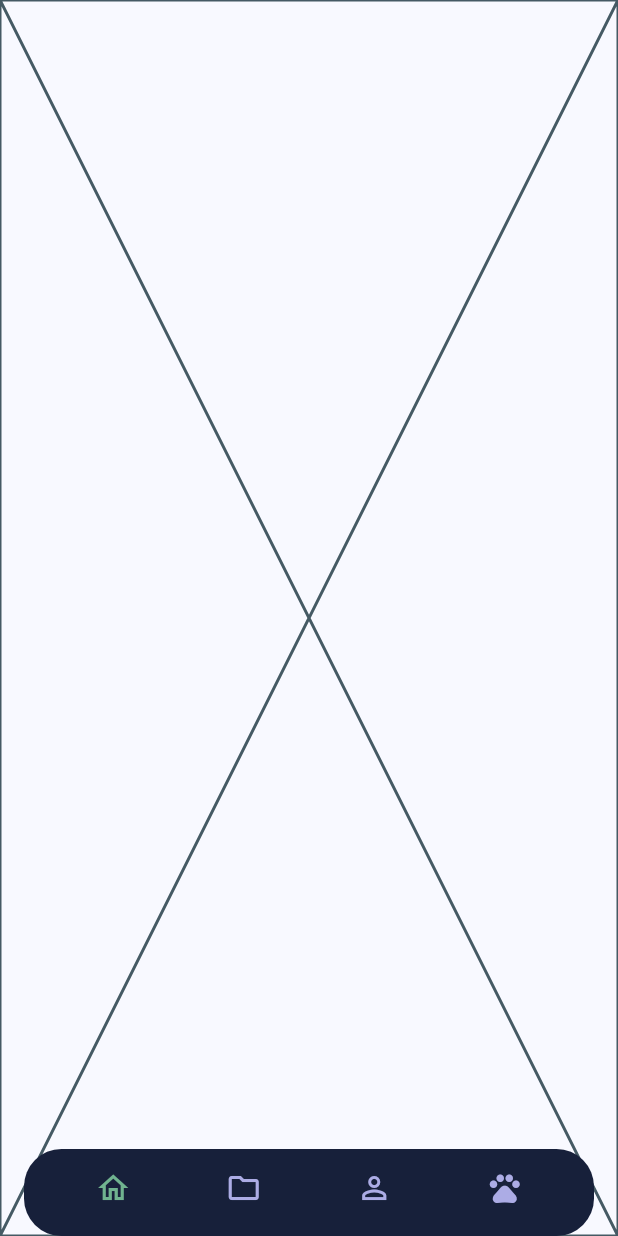
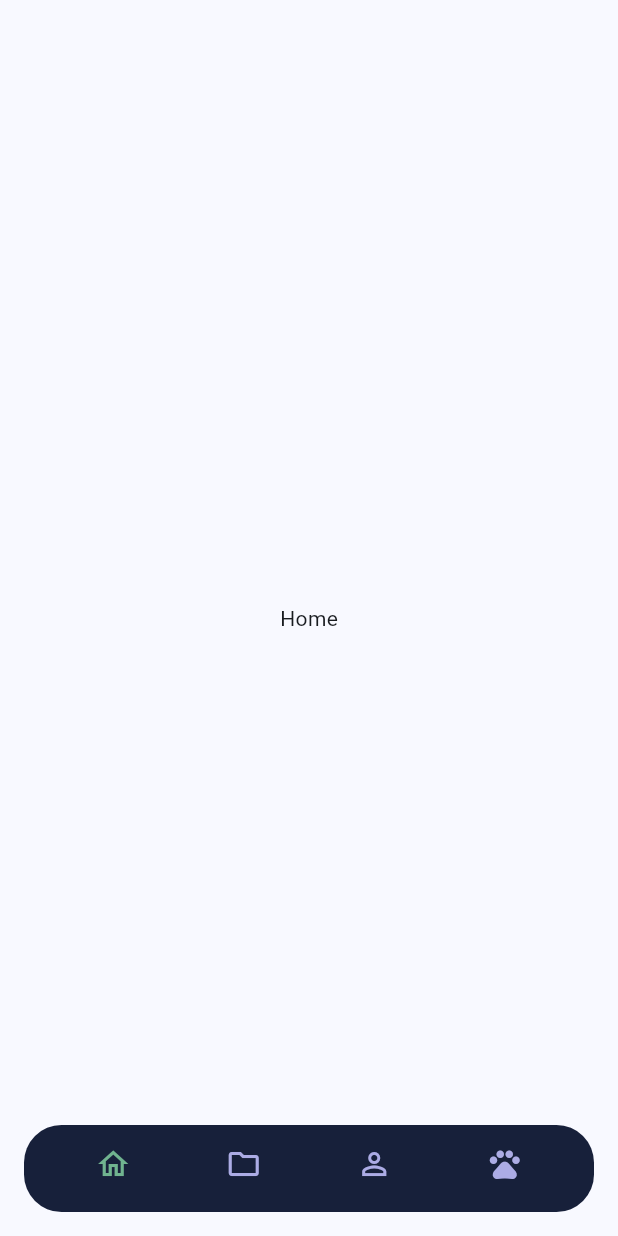
Before and after one commit to CRaez-Dev/flutter_mvvm_getx_firebase, a Flutter app: the screen it shows after launch, on a phone screen of 412 x 824 dp. Run offline on Flutter 3.47's test engine with Material 3 defaults, Android fonts, the phone set to English and light mode, and no system bars; our stand-ins replace dio, flutter_dotenv, get; network calls fail.

```diff
--- a/lib/ui/screens/form/form_controller.dart
+++ b/lib/ui/screens/form/form_controller.dart
@@ -83,7 +83,6 @@ class FormController extends GetxController {
 
   Future<bool> Function() nextFunctionApply() {
     return () async {
-      print('Test');
       return true;
     };
   }
--- a/lib/ui/screens/navigation_2/navigation_2_controller.dart
+++ b/lib/ui/screens/navigation_2/navigation_2_controller.dart
@@ -1,13 +1,20 @@
+import 'package:flutter/widgets.dart';
+import 'package:flutter_mvvm_getx_firebase/ui/screens/navigation_2/views/folder_view.dart';
+import 'package:flutter_mvvm_getx_firebase/ui/screens/navigation_2/views/home_view.dart';
+import 'package:flutter_mvvm_getx_firebase/ui/screens/navigation_2/views/pet_view.dart';
+import 'package:flutter_mvvm_getx_firebase/ui/screens/navigation_2/views/profile_view.dart';
 import 'package:get/get.dart';
 
 class Navigation2Controller extends GetxController {
   // BottonNavigation states
   RxInt currentIndex = 0.obs;
+  List<Widget> navigationPages = <Widget>[
+    const HomeView(),
+    const FolderView(),
+    ProfileView(),
+    const PetView(),
+  ];
 
-  @override
-  void onInit() {
-    super.onInit();
-  }
 
 // BottonNavigation methods
   void updateCurrentIndex(int value) => currentIndex.value = value;
--- a/lib/ui/screens/navigation_2/navigation_2_screen.dart
+++ b/lib/ui/screens/navigation_2/navigation_2_screen.dart
@@ -10,10 +10,15 @@ class Navigation2Screen extends StatelessWidget {
   Widget build(BuildContext context) {
     return GetBuilder<Navigation2Controller>(
       builder: (_) {
-        return const Scaffold(
-          body: Placeholder(),
+        return Scaffold(
+          body: Obx(
+            () => IndexedStack(
+              index: _.currentIndex.value,
+              children: _.navigationPages,
+            ),
+          ),
           extendBody: true,
-          bottomNavigationBar: CustomBottomNavigationBar(),
+          bottomNavigationBar: const CustomBottomNavigationBar(),
         );
       },
     );
--- /dev/null
+++ b/lib/ui/screens/navigation_2/views/home_view.dart
@@ -0,0 +1,13 @@
+import 'package:flutter/material.dart';
+import 'package:flutter/widgets.dart';
+
+class HomeView extends StatelessWidget {
+  const HomeView({super.key});
+
+  @override
+  Widget build(BuildContext context) {
+    return const Center(
+      child: Text('Home'),
+    );
+  }
+}
--- a/lib/ui/screens/navigation_2/widgets/custom_bottom_navigation_bar.dart
+++ b/lib/ui/screens/navigation_2/widgets/custom_bottom_navigation_bar.dart
@@ -17,7 +17,7 @@ class CustomBottomNavigationBar extends StatelessWidget {
              Radius.circular(25),
           ),
         ),
-        margin: const EdgeInsets.symmetric(horizontal: 16),
+        margin: const EdgeInsets.only(left: 16,right: 16,bottom: 16),
         padding: const EdgeInsets.symmetric(horizontal: 16),
         child: Obx(
           () => BottomNavigationBar(
```
Also changed, not shown: lib/ui/screens/navigation_2/views/folder_view.dart (added, +12 -0 lines), lib/ui/screens/navigation_2/views/home/models/profile_nav_item.dart (added, +11 -0 lines), lib/ui/screens/navigation_2/views/home/screen/profile/account.dart (added, +12 -0 lines), lib/ui/screens/navigation_2/views/home/screen/profile/medical_information.dart (added, +12 -0 lines), lib/ui/screens/navigation_2/views/home/widgets/profile_nav_item.dart (added, +58 -0 lines), lib/ui/screens/navigation_2/views/pet_view.dart (added, +12 -0 lines), lib/ui/screens/navigation_2/views/profile_view.dart (added, +81 -0 lines).
